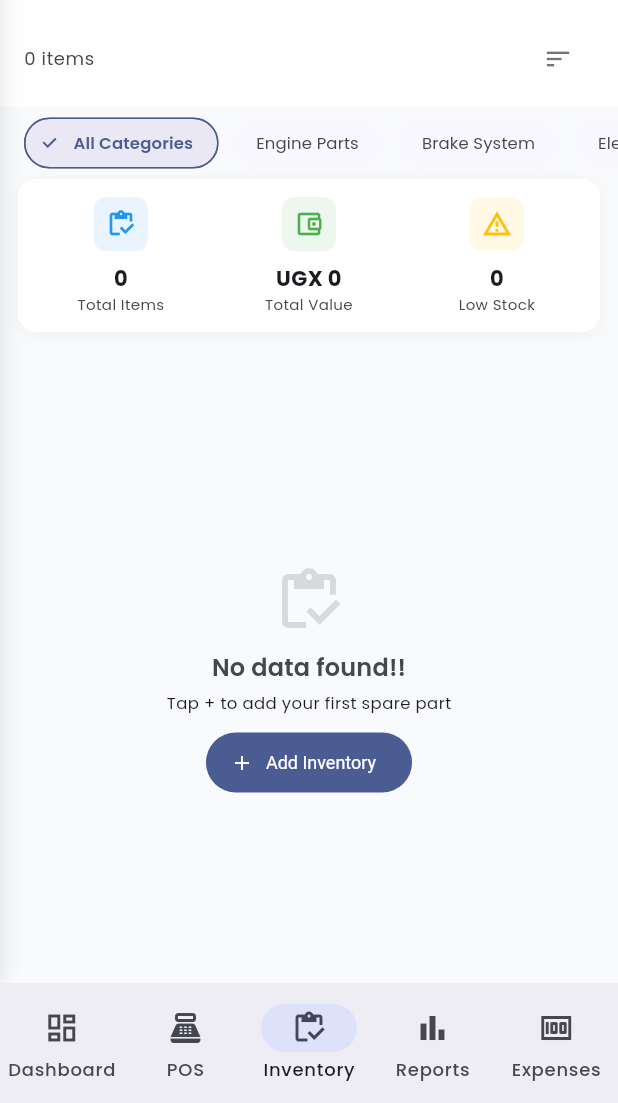
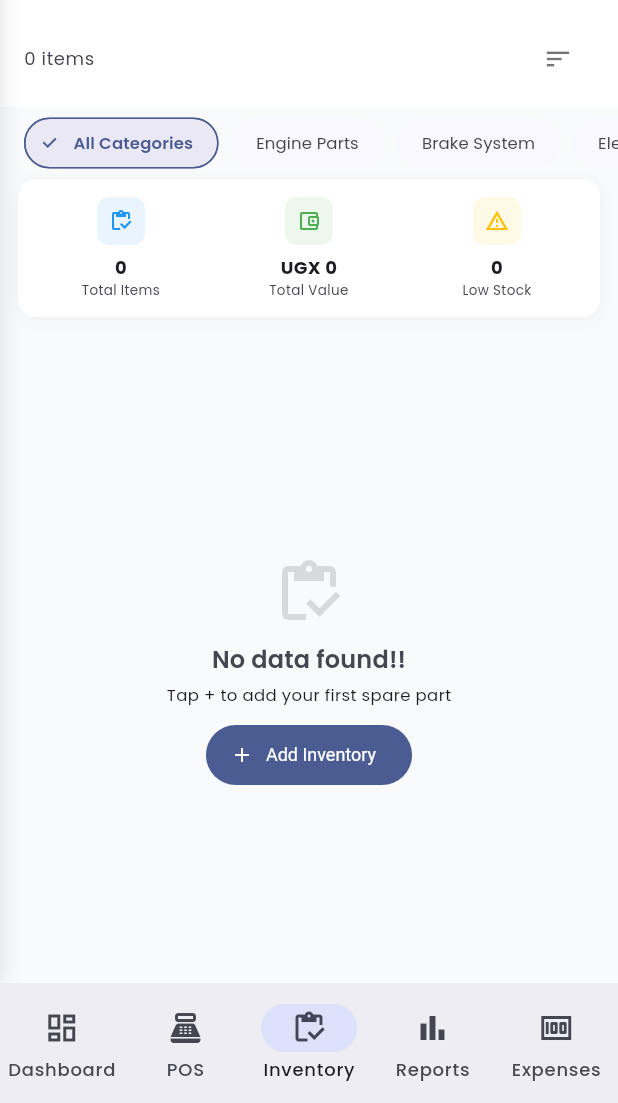
Before and after one commit to lubegamatthew/cpos-app, a Flutter app: the screen it shows after launch, item 3 of the bottom bar chosen, on a phone screen of 412 x 824 dp, the part 133-1236 px from its top. Run offline on Flutter 3.47's test engine with Material 3 defaults, Android fonts, the phone set to English and light mode, and no system bars; our stand-ins replace google_fonts.

Commit message:
feat(ui): implement responsive layout for dashboard
Add orientation detection to hide the bottom navigation bar and
floating action button when in landscape mode. Refactor dashboard
components to use Flexible widgets and adjust padding for better
layout consistency.

Update inventory card styling with more compact dimensions and
refined typography to optimize screen real estate.

```diff
--- a/lib/main.dart
+++ b/lib/main.dart
@@ -227,6 +227,7 @@ class _POSDashboardState extends State<POSDashboard> {
 
   @override
   Widget build(BuildContext context) {
+    final isLandscape = MediaQuery.of(context).orientation == Orientation.landscape;
     return Scaffold(
       appBar: AppBar(
         backgroundColor: Colors.white,
@@ -283,7 +284,9 @@ class _POSDashboardState extends State<POSDashboard> {
           ),
         ],
       ),
-      bottomNavigationBar: NavigationBar(
+      bottomNavigationBar: isLandscape
+          ? null
+          : NavigationBar(
               selectedIndex: _selectedIndex,
               onDestinationSelected: (index) {
                 setState(() {
@@ -313,8 +316,9 @@ class _POSDashboardState extends State<POSDashboard> {
                 ),
               ],
             ),
-      floatingActionButton: _selectedIndex != 2
-          ? FloatingActionButton.extended(
+      floatingActionButton: isLandscape || _selectedIndex == 2
+          ? null
+          : FloatingActionButton.extended(
               onPressed: () {
                 setState(() {
                   _selectedIndex = 1;
@@ -322,8 +326,7 @@ class _POSDashboardState extends State<POSDashboard> {
               },
               icon: const Icon(Icons.add),
               label: const Text('New Sale'),
-            )
-          : null,
+            ),
     );
   }
 
@@ -528,9 +531,9 @@ class _POSDashboardState extends State<POSDashboard> {
             ),
           ),
           const Divider(height: 1),
-          Expanded(
+          Flexible(
             child: ListView(
-              padding: const EdgeInsets.symmetric(vertical: 4),
+              padding: const EdgeInsets.symmetric(vertical: 8),
               physics: const ClampingScrollPhysics(),
               cacheExtent: 500.0,
               children: [
--- a/lib/pages/inventory_page.dart
+++ b/lib/pages/inventory_page.dart
@@ -1026,7 +1026,7 @@ class _InventoryCard extends StatelessWidget {
     return GestureDetector(
       onTap: onTap,
       child: Container(
-        padding: const EdgeInsets.all(16),
+          padding: const EdgeInsets.all(12),
           decoration: BoxDecoration(
             color: Colors.white,
             borderRadius: BorderRadius.circular(12),
@@ -1041,19 +1041,19 @@ class _InventoryCard extends StatelessWidget {
           child: Row(
             children: [
               Container(
-              width: 44,
-              height: 44,
+                width: 36,
+                height: 36,
                 decoration: BoxDecoration(
                   color: _getCategoryColor(item.category).withValues(alpha: 0.12),
-                borderRadius: BorderRadius.circular(12),
+                  borderRadius: BorderRadius.circular(10),
                 ),
                 child: Icon(
                   Icons.inventory_outlined,
                   color: _getCategoryColor(item.category),
-                size: 20,
+                  size: 18,
                 ),
               ),
-            const SizedBox(width: 14),
+              const SizedBox(width: 10),
               Expanded(
                 child: Column(
                   crossAxisAlignment: CrossAxisAlignment.start,
@@ -1063,7 +1063,7 @@ class _InventoryCard extends StatelessWidget {
                       item.name,
                       style: const TextStyle(
                         fontWeight: FontWeight.w600,
-                      fontSize: 14,
+                        fontSize: 13,
                       ),
                       maxLines: 1,
                       overflow: TextOverflow.ellipsis,
@@ -1076,7 +1076,7 @@ class _InventoryCard extends StatelessWidget {
                           child: Text(
                             item.category,
                             style: TextStyle(
-                            fontSize: 11,
+                              fontSize: 10,
                               color: Theme.of(context).colorScheme.onSurfaceVariant,
                             ),
                             overflow: TextOverflow.ellipsis,
@@ -1089,7 +1089,7 @@ class _InventoryCard extends StatelessWidget {
                                 ? '${item.quantity} ${item.unit} (low)'
                                 : '${item.quantity} ${item.unit}',
                             style: TextStyle(
-                            fontSize: 11,
+                              fontSize: 10,
                               fontWeight: FontWeight.w500,
                               color: item.quantity < 5 ? Colors.amber : Colors.green,
                             ),
@@ -1108,13 +1108,13 @@ class _InventoryCard extends StatelessWidget {
                     'UGX ${item.buyPrice.toStringAsFixed(0)}',
                     style: const TextStyle(
                       fontWeight: FontWeight.w600,
-                    fontSize: 14,
+                      fontSize: 13,
                     ),
                   ),
                   Text(
                     'UGX ${item.totalCost.toStringAsFixed(0)}',
                     style: TextStyle(
-                    fontSize: 11,
+                      fontSize: 10,
                       color: Theme.of(context).colorScheme.onSurfaceVariant,
                     ),
                   ),
@@ -1202,13 +1202,13 @@ class _InventoryStatCard extends StatelessWidget {
             color: color.withValues(alpha: 0.1),
             borderRadius: BorderRadius.circular(8),
           ),
-          child: Icon(icon, color: color, size: 20),
+          child: Icon(icon, color: color, size: 16),
         ),
-        const SizedBox(height: 8),
+        const SizedBox(height: 6),
         Text(
           value,
           style: TextStyle(
-            fontSize: 14,
+            fontSize: 12,
             fontWeight: FontWeight.w700,
           ),
           textAlign: TextAlign.center,
@@ -1218,7 +1218,7 @@ class _InventoryStatCard extends StatelessWidget {
         Text(
           label,
           style: TextStyle(
-            fontSize: 10,
+            fontSize: 9,
             color: Theme.of(context).colorScheme.onSurfaceVariant,
           ),
           textAlign: TextAlign.center,
```
Lines whose indentation alone changed are shown as unchanged.
